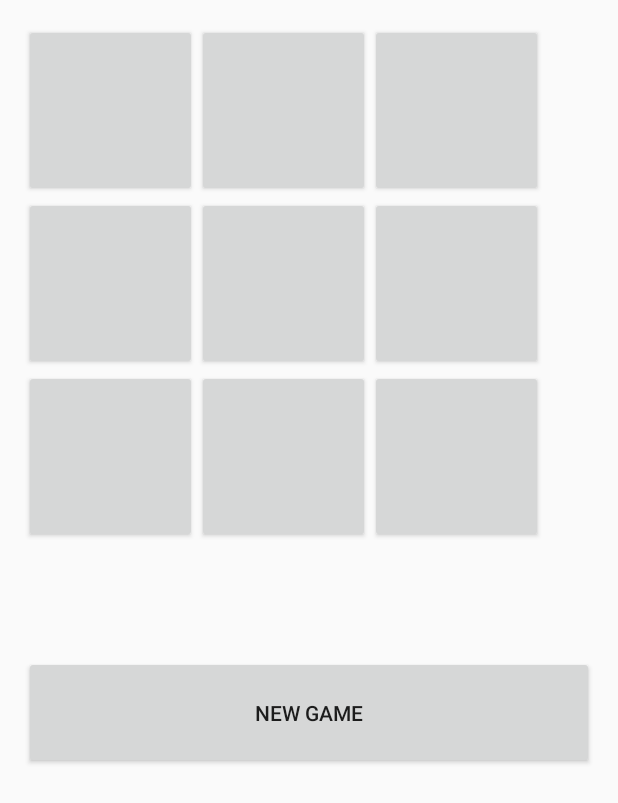
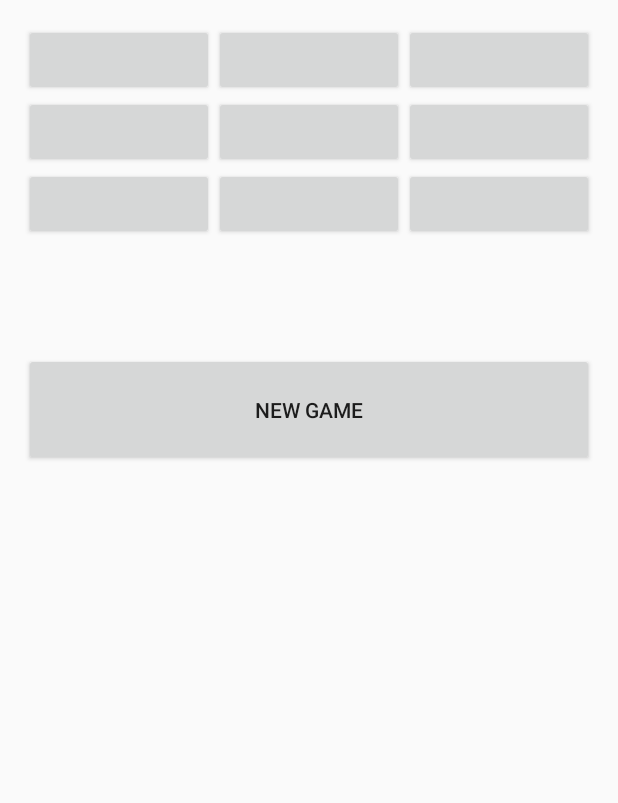
Before and after one commit to kirkp1ia/cps596_progassign2, an Android app: the layout activity_main.xml on its own in the app's theme, with its tools: preview values and no code run, on a phone screen of 412 x 824 dp. Shown: the top 803 px of the screen. Run offline under Robolectric (Android 15) with nearby library versions, the phone set to English and light mode, and no system bars.

Commit message:
Almost done

```diff
--- a/app/src/main/res/layout/activity_main.xml
+++ b/app/src/main/res/layout/activity_main.xml
@@ -22,76 +22,77 @@
             android:layout_gravity="center_horizontal">
 
             <Button
-                android:layout_width="115dp"
-                android:layout_height="115dp"
                 android:id="@+id/A1"
                 android:layout_row="0"
                 android:layout_column="0"
-                android:onClick="moveRequested" />
+                android:onClick="moveRequested"
+                android:layout_columnWeight="1"
+                android:layout_gravity="fill_horizontal|top|left|bottom|right" />
 
             <Button
-                android:layout_width="115dp"
-                android:layout_height="115dp"
                 android:id="@+id/A2"
                 android:layout_row="0"
                 android:layout_column="1"
-                android:onClick="moveRequested" />
+                android:onClick="moveRequested"
+                android:layout_columnWeight="1"
+                android:layout_gravity="fill_horizontal|top|left|bottom|right"
+                android:layout_height="wrap_content" />
 
             <Button
-                android:layout_width="115dp"
-                android:layout_height="115dp"
                 android:id="@+id/A3"
                 android:layout_row="0"
                 android:layout_column="2"
-                android:onClick="moveRequested" />
+                android:onClick="moveRequested"
+                android:layout_columnWeight="1"
+                android:layout_gravity="fill_horizontal|top|left|bottom|right" />
 
             <Button
-                android:layout_width="115dp"
-                android:layout_height="115dp"
                 android:id="@+id/B1"
                 android:layout_row="1"
                 android:layout_column="0"
-                android:onClick="moveRequested" />
+                android:onClick="moveRequested"
+                android:layout_columnWeight="1"
+                android:layout_gravity="fill_horizontal|top|left|bottom|right" />
 
             <Button
-                android:layout_width="115dp"
-                android:layout_height="115dp"
                 android:id="@+id/B2"
                 android:layout_row="1"
                 android:layout_column="1"
-                android:onClick="moveRequested" />
+                android:onClick="moveRequested"
+                android:layout_columnWeight="1"
+                android:layout_gravity="fill_horizontal|top|left|bottom|right" />
 
             <Button
-                android:layout_width="115dp"
-                android:layout_height="115dp"
                 android:id="@+id/B3"
                 android:layout_row="1"
                 android:layout_column="2"
-                android:onClick="moveRequested" />
+                android:onClick="moveRequested"
+                android:layout_columnWeight="1"
+                android:layout_gravity="fill_horizontal|top|left|bottom|right" />
 
             <Button
-                android:layout_width="115dp"
-                android:layout_height="115dp"
                 android:id="@+id/C1"
                 android:layout_row="2"
                 android:layout_column="0"
-                android:onClick="moveRequested" />
+                android:onClick="moveRequested"
+                android:layout_columnWeight="1"
+                android:layout_gravity="fill_horizontal|top|left|bottom|right" />
 
             <Button
-                android:layout_width="115dp"
-                android:layout_height="115dp"
                 android:id="@+id/C2"
                 android:layout_row="2"
                 android:layout_column="1"
-                android:onClick="moveRequested" />
+                android:onClick="moveRequested"
+                android:layout_columnWeight="1"
+                android:layout_gravity="fill_horizontal|top|left|bottom|right" />
 
             <Button
-                android:layout_width="115dp"
-                android:layout_height="115dp"
                 android:id="@+id/C3"
                 android:layout_row="2"
                 android:layout_column="2"
-                android:onClick="moveRequested" />
+                android:onClick="moveRequested"
+                android:layout_columnWeight="1"
+                android:layout_gravity="fill_horizontal|top|left|bottom|right" />
         </GridLayout>
 
         <FrameLayout
@@ -115,7 +116,8 @@
                 android:layout_height="75dp"
                 android:text="New Game"
                 android:id="@+id/btn_newGame"
-                android:layout_gravity="center" />
+                android:layout_gravity="center"
+                android:onClick="newGame" />
         </FrameLayout>
     </LinearLayout>
 </RelativeLayout>
```
Also changed, not shown: app/src/main/java/com/cmich/kirkp1ia/cps596/progassign2/MainActivity.java (+99 -5 lines).
